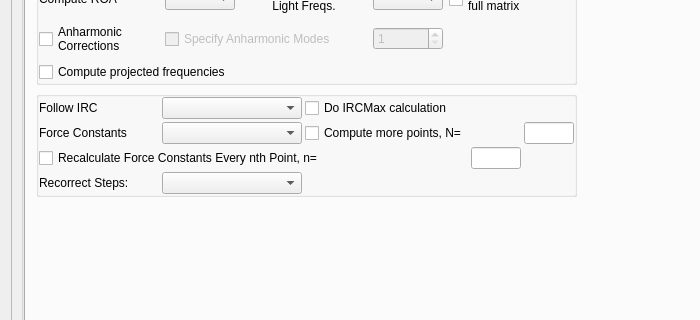
This is Views/uiCalculationsWindow.ui in samuelvp360/SVP360CalculationController as Qt 5 draws it before an edit; both pictures show x 0 to 700 and y 304 to 624 of the 1011 by 798 pixel window. The edited form follows.
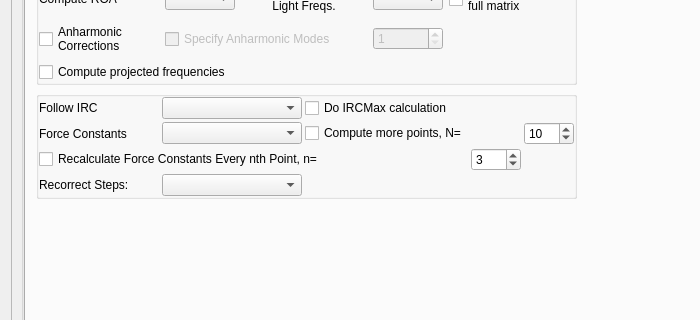
This is the edited form.

```diff
--- a/Views/uiCalculationsWindow.ui
+++ b/Views/uiCalculationsWindow.ui
@@ -465,16 +465,6 @@
                   </property>
                   <item>
                    <layout class="QGridLayout" name="uiIRCLayout">
-                    <item row="1" column="4">
-                     <widget class="QLineEdit" name="uiMorePointsLine">
-                      <property name="maximumSize">
-                       <size>
-                        <width>50</width>
-                        <height>16777215</height>
-                       </size>
-                      </property>
-                     </widget>
-                    </item>
                     <item row="3" column="0">
                      <widget class="QLabel" name="label_19">
                       <property name="text">
@@ -482,23 +472,22 @@
                       </property>
                      </widget>
                     </item>
-                    <item row="2" column="3">
-                     <widget class="QLineEdit" name="uiRecalculateLine">
+                    <item row="0" column="2" colspan="2">
+                     <widget class="QCheckBox" name="uiIRCMaxCheckBox">
                       <property name="maximumSize">
                        <size>
-                        <width>50</width>
+                        <width>200</width>
                         <height>16777215</height>
                        </size>
                       </property>
-                     </widget>
-                    </item>
-                    <item row="0" column="0">
-                     <widget class="QLabel" name="label_21">
                       <property name="text">
-                       <string>Follow IRC</string>
+                       <string>Do IRCMax calculation</string>
                       </property>
                      </widget>
                     </item>
+                    <item row="3" column="1">
+                     <widget class="QComboBox" name="uiRecorrectComboBox"/>
+                    </item>
                     <item row="1" column="0">
                      <widget class="QLabel" name="label_20">
                       <property name="maximumSize">
@@ -525,6 +514,16 @@
                       </property>
                      </widget>
                     </item>
+                    <item row="0" column="1">
+                     <widget class="QComboBox" name="uiFollowIRCComboBox">
+                      <property name="maximumSize">
+                       <size>
+                        <width>140</width>
+                        <height>16777215</height>
+                       </size>
+                      </property>
+                     </widget>
+                    </item>
                     <item row="2" column="0" colspan="3">
                      <widget class="QCheckBox" name="uiRecalculateCheckBox">
                       <property name="maximumSize">
@@ -538,34 +537,47 @@
                       </property>
                      </widget>
                     </item>
-                    <item row="0" column="1">
-                     <widget class="QComboBox" name="uiFollowIRCComboBox">
-                      <property name="maximumSize">
-                       <size>
-                        <width>140</width>
-                        <height>16777215</height>
-                       </size>
-                      </property>
-                     </widget>
-                    </item>
                     <item row="1" column="1">
                      <widget class="QComboBox" name="uiForceConst2ComboBox"/>
                     </item>
-                    <item row="0" column="2" colspan="2">
-                     <widget class="QCheckBox" name="uiIRCMaxCheckBox">
-                      <property name="maximumSize">
-                       <size>
-                        <width>200</width>
-                        <height>16777215</height>
-                       </size>
-                      </property>
+                    <item row="0" column="0">
+                     <widget class="QLabel" name="label_21">
                       <property name="text">
-                       <string>Do IRCMax calculation</string>
+                       <string>Follow IRC</string>
                       </property>
                      </widget>
                     </item>
-                    <item row="3" column="1">
-                     <widget class="QComboBox" name="uiRecorrectComboBox"/>
+                    <item row="1" column="4">
+                     <widget class="QSpinBox" name="uiMorePointsSpinBox">
+                      <property name="maximumSize">
+                       <size>
+                        <width>50</width>
+                        <height>16777215</height>
+                       </size>
+                      </property>
+                      <property name="minimum">
+                       <number>1</number>
+                      </property>
+                      <property name="value">
+                       <number>10</number>
+                      </property>
+                     </widget>
+                    </item>
+                    <item row="2" column="3">
+                     <widget class="QSpinBox" name="uiRecalculateSpinBox">
+                      <property name="maximumSize">
+                       <size>
+                        <width>50</width>
+                        <height>16777215</height>
+                       </size>
+                      </property>
+                      <property name="minimum">
+                       <number>1</number>
+                      </property>
+                      <property name="value">
+                       <number>3</number>
+                      </property>
+                     </widget>
                     </item>
                    </layout>
                   </item>
```
